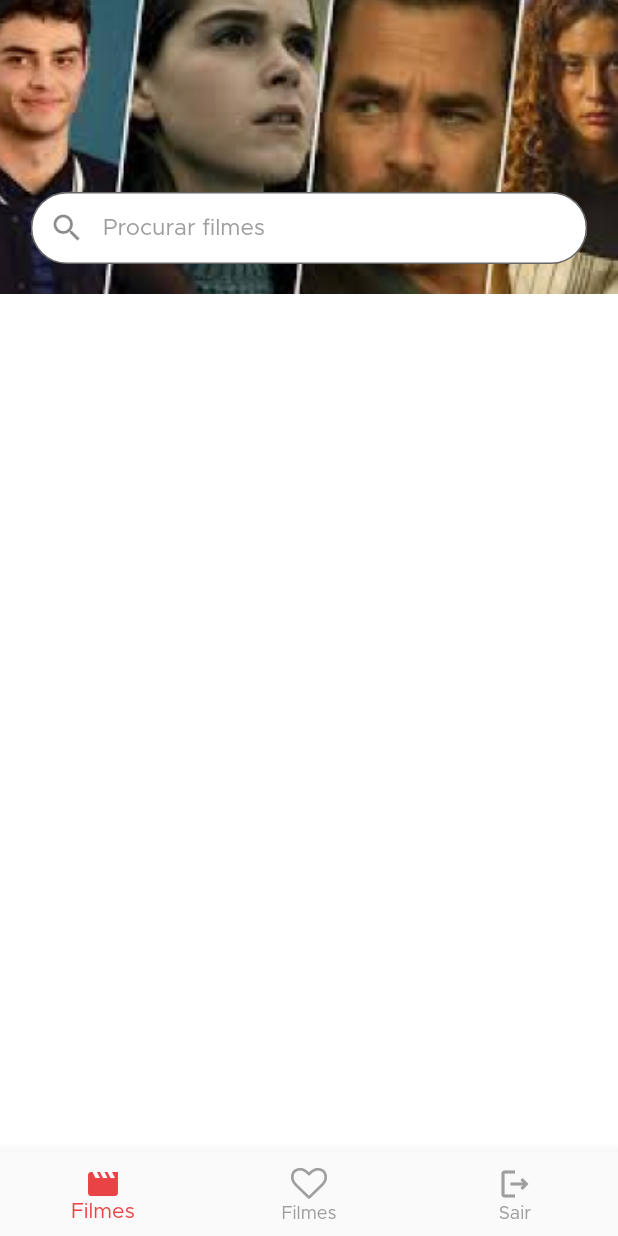
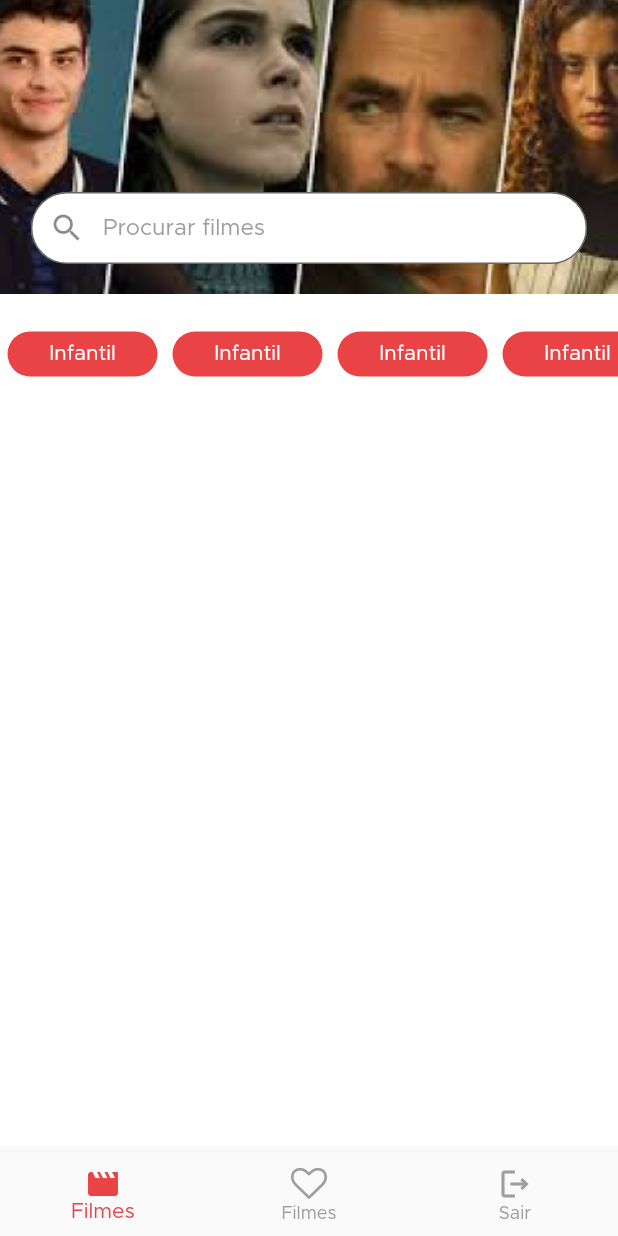
Before and after one commit to laerthnardelli/app-movies-flutter-getx, a Flutter app: the screen it shows once a user with an empty profile is signed in, on a phone screen of 412 x 824 dp. Run offline on Flutter 3.47's test engine with Material 2 defaults, Android fonts, the phone set to English and light mode, and no system bars; our stand-ins replace firebase_auth, firebase_core, firebase_remote_config, flutter_signin_button, get, google_sign_in; accounts and stored records are empty.

Commit message:
component MoviesFilters - FilterTag

```diff
--- a/movies/lib/modules/movies/movies_page.dart
+++ b/movies/lib/modules/movies/movies_page.dart
@@ -1,5 +1,6 @@
 import 'package:flutter/material.dart';
 import 'package:get/get.dart';
+import 'package:movies/modules/movies/widgets/movies_filters.dart';
 import 'package:movies/modules/movies/widgets/movies_header.dart';
 
 class MoviesPage extends StatelessWidget {
@@ -12,6 +13,7 @@ class MoviesPage extends StatelessWidget {
       child: ListView(
         children: [
           MoviesHeader(),
+          MoviesFilters(),
         ],
       ),
     );
--- /dev/null
+++ b/movies/lib/modules/movies/widgets/filter_tag.dart
@@ -0,0 +1,25 @@
+import 'package:flutter/material.dart';
+import 'package:movies/application/ui/theme_extensions.dart';
+
+class FilterTag extends StatelessWidget {
+  const FilterTag({Key? key}) : super(key: key);
+
+  @override
+  Widget build(BuildContext context) {
+    return Container(
+      margin: EdgeInsets.all(5),
+      constraints: BoxConstraints(minWidth: 100, minHeight: 30),
+      decoration: BoxDecoration(
+        color: context.themeRed,
+        borderRadius: BorderRadius.circular(30),
+      ),
+      child: Align(
+        alignment: Alignment.center,
+        child: Text(
+          'Infantil',
+          style: TextStyle(color: Colors.white, fontSize: 14),
+        ),
+      ),
+    );
+  }
+}
--- /dev/null
+++ b/movies/lib/modules/movies/widgets/movies_filters.dart
@@ -0,0 +1,25 @@
+import 'package:flutter/material.dart';
+import 'package:movies/modules/movies/widgets/filter_tag.dart';
+
+class MoviesFilters extends StatelessWidget {
+  const MoviesFilters({ Key? key }) : super(key: key);
+
+  @override
+  Widget build(BuildContext context) {
+    return Padding(
+      padding: const EdgeInsets.only(top: 20),
+      child: SingleChildScrollView(
+        scrollDirection: Axis.horizontal,
+        child: Row(
+          children: [
+            FilterTag(),
+            FilterTag(),
+            FilterTag(),
+            FilterTag(),
+            FilterTag(),
+          ],
+        ),
+      ),
+    );
+  }
+}
```
